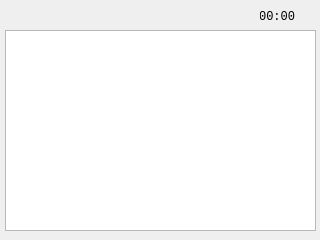
Before: the Qt Designer form controlpanel/controlpanel.ui in mysmartgrid/chumby-controlpanel, drawn with Qt 5.
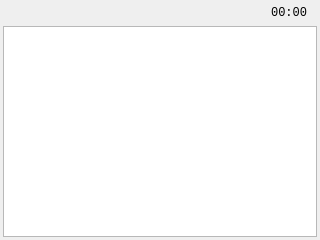
After: the same form once the commit is applied. Icons and pictures are not drawn.

Commit message: [controlpanel] increase global font size and fix controlpanel ui

The edit to the form file:
```diff
--- a/controlpanel/controlpanel.ui
+++ b/controlpanel/controlpanel.ui
@@ -16,44 +16,32 @@
   <property name="windowTitle">
    <string>Form</string>
   </property>
-  <widget class="QListWidget" name="pluginsWidget">
-   <property name="geometry">
-    <rect>
-     <x>5</x>
-     <y>30</y>
-     <width>311</width>
-     <height>201</height>
-    </rect>
+  <layout class="QVBoxLayout" name="verticalLayout" stretch="0,1">
+   <property name="spacing">
+    <number>3</number>
    </property>
-   <property name="font">
-    <font>
-     <pointsize>12</pointsize>
-    </font>
+   <property name="margin">
+    <number>3</number>
    </property>
-   <property name="movement">
-    <enum>QListView::Static</enum>
-   </property>
-   <property name="gridSize">
+   <item>
+    <layout class="QHBoxLayout" name="horizontalLayout" stretch="1,0,0">
+     <item>
+      <spacer name="horizontalSpacer">
+       <property name="orientation">
+        <enum>Qt::Horizontal</enum>
+       </property>
+       <property name="sizeHint" stdset="0">
     <size>
-     <width>92</width>
-     <height>65</height>
-    </size>
-   </property>
-   <property name="viewMode">
-    <enum>QListView::IconMode</enum>
-   </property>
-  </widget>
+         <width>40</width>
+         <height>20</height>
+        </size>
+       </property>
+      </spacer>
+     </item>
+     <item>
   <widget class="QLabel" name="timeLabel">
-   <property name="geometry">
-    <rect>
-     <x>260</x>
-     <y>10</y>
-     <width>35</width>
-     <height>14</height>
-    </rect>
-   </property>
    <property name="sizePolicy">
-    <sizepolicy hsizetype="Preferred" vsizetype="Preferred">
+        <sizepolicy hsizetype="Expanding" vsizetype="Preferred">
      <horstretch>0</horstretch>
      <verstretch>0</verstretch>
     </sizepolicy>
@@ -70,14 +58,14 @@
     <set>Qt::AlignRight|Qt::AlignTrailing|Qt::AlignVCenter</set>
    </property>
   </widget>
+     </item>
+     <item>
   <widget class="QLabel" name="wifiLabel">
-   <property name="geometry">
-    <rect>
-     <x>300</x>
-     <y>10</y>
-     <width>14</width>
-     <height>14</height>
-    </rect>
+       <property name="maximumSize">
+        <size>
+         <width>16</width>
+         <height>16</height>
+        </size>
    </property>
    <property name="text">
     <string/>
@@ -89,6 +77,40 @@
     <bool>true</bool>
    </property>
   </widget>
+     </item>
+    </layout>
+   </item>
+   <item>
+    <widget class="QListWidget" name="pluginsWidget">
+     <property name="font">
+      <font>
+       <pointsize>12</pointsize>
+      </font>
+     </property>
+     <property name="verticalScrollBarPolicy">
+      <enum>Qt::ScrollBarAlwaysOff</enum>
+     </property>
+     <property name="horizontalScrollBarPolicy">
+      <enum>Qt::ScrollBarAlwaysOff</enum>
+     </property>
+     <property name="autoScroll">
+      <bool>false</bool>
+     </property>
+     <property name="movement">
+      <enum>QListView::Static</enum>
+     </property>
+     <property name="gridSize">
+      <size>
+       <width>92</width>
+       <height>65</height>
+      </size>
+     </property>
+     <property name="viewMode">
+      <enum>QListView::IconMode</enum>
+     </property>
+    </widget>
+   </item>
+  </layout>
  </widget>
  <resources>
   <include location="controlpanel.qrc"/>
```
Lines whose indentation alone changed are shown as unchanged. The commit also changes 1 other file.
